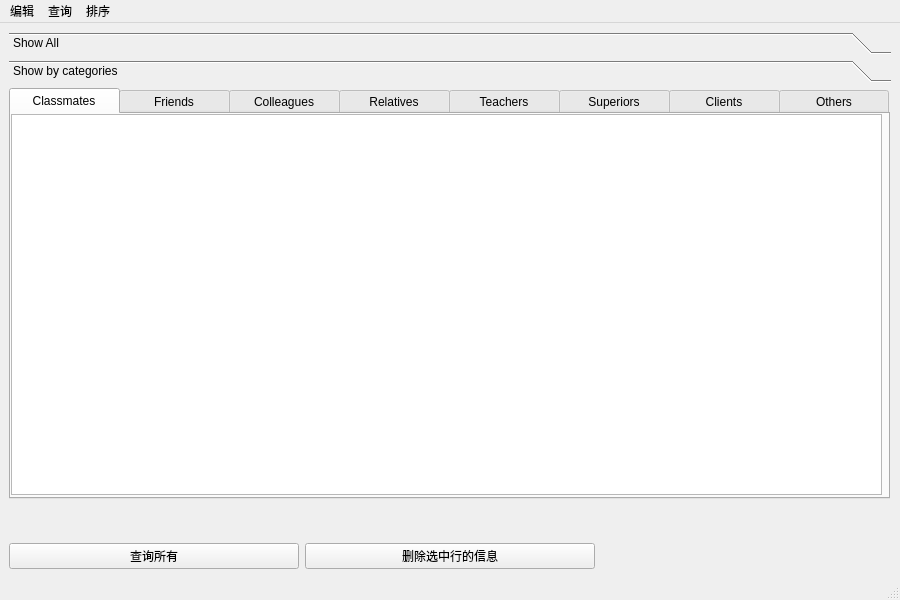
First picture: the form in withmenu.ui, repository kabu1204/ManagementSystem, before the edit.
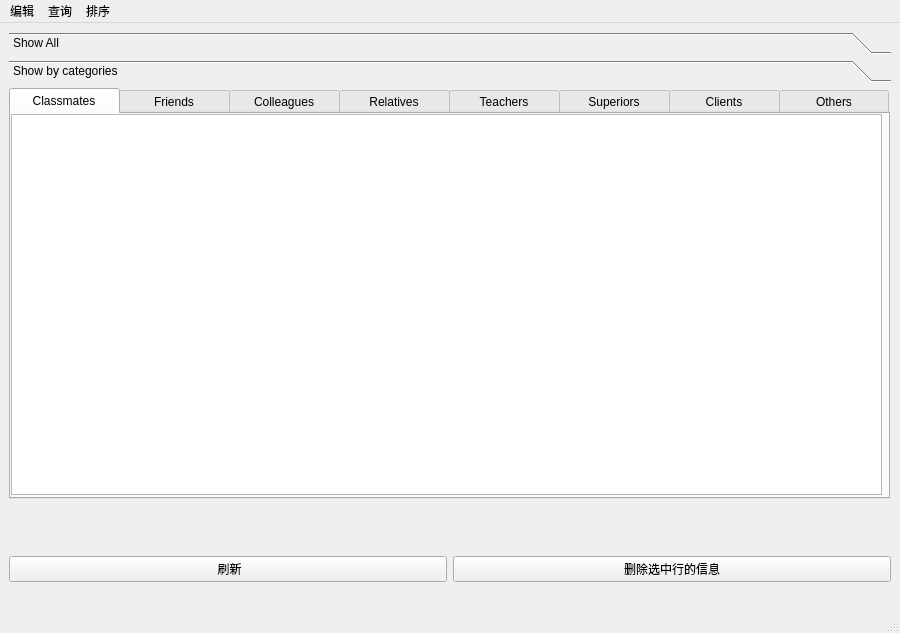
Second picture: the form after the edit. The open tabs and pages were chosen to show the change.

Commit message: 完成排序功能。

Patch:
```diff
--- a/withmenu.ui
+++ b/withmenu.ui
@@ -7,7 +7,7 @@
     <x>0</x>
     <y>0</y>
     <width>900</width>
-    <height>600</height>
+    <height>633</height>
    </rect>
   </property>
   <property name="windowTitle">
@@ -15,7 +15,7 @@
   </property>
   <widget class="QWidget" name="centralwidget">
    <layout class="QGridLayout" name="gridLayout">
-    <item row="0" column="0" colspan="3">
+    <item row="0" column="0" colspan="2">
      <widget class="QToolBox" name="toolBox">
       <property name="currentIndex">
        <number>1</number>
@@ -49,7 +49,7 @@
          <x>0</x>
          <y>0</y>
          <width>878</width>
-         <height>432</height>
+         <height>443</height>
         </rect>
        </property>
        <attribute name="label">
@@ -197,7 +197,7 @@
     <item row="1" column="0">
      <widget class="QPushButton" name="queryButton_1">
       <property name="text">
-       <string>查询所有</string>
+       <string> 刷新</string>
       </property>
      </widget>
     </item>
@@ -208,6 +208,16 @@
       </property>
      </widget>
     </item>
+    <item row="2" column="0" colspan="2">
+     <widget class="QLabel" name="hintlabel">
+      <property name="text">
+       <string/>
+      </property>
+      <property name="alignment">
+       <set>Qt::AlignCenter</set>
+      </property>
+     </widget>
+    </item>
    </layout>
   </widget>
   <widget class="QMenuBar" name="menubar">
```
Left out of the diff: 14 changed lines with no effect on the pictures. The commit also changes 2 other files.
